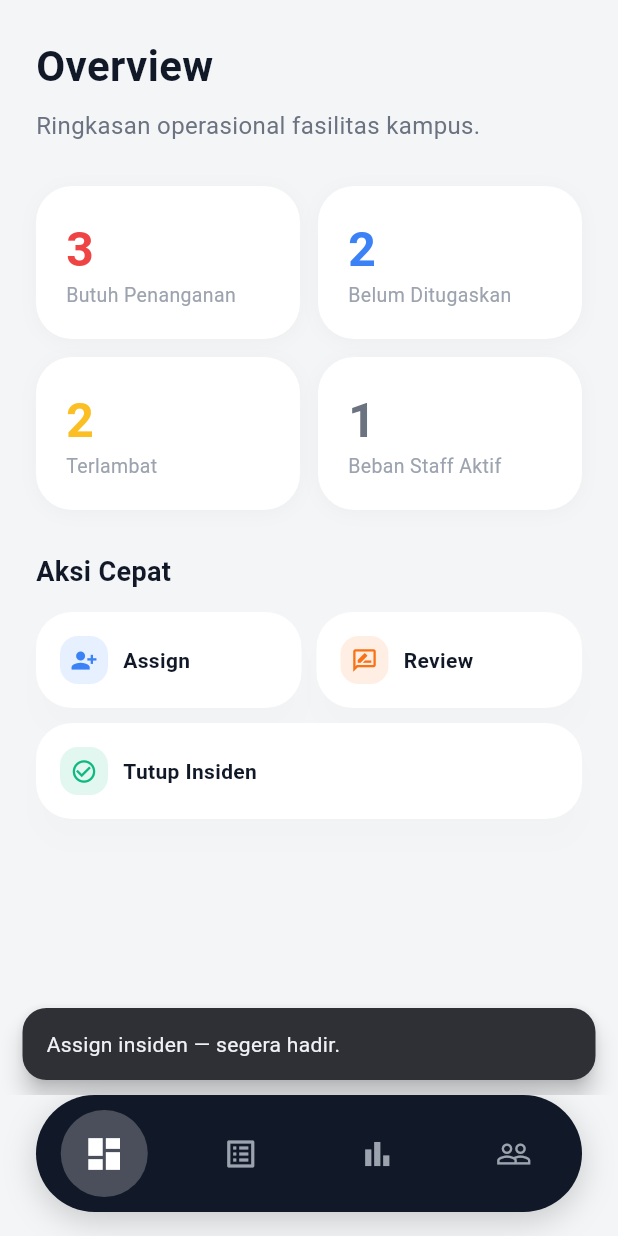
After one commit to Nyot-Nyot/civic_campus, a Flutter app: the AdminHomeScreen screen opened by its route, after a tap on "Assign", on a phone screen of 412 x 824 dp. The commit adds this screen. Run offline on Flutter 3.47's test engine with Material 3 defaults, Android fonts, the phone set to English and light mode, and no system bars.

Commit message:
Add Admin Home Screen; implement navigation and layout for admin features

```diff
--- a/lib/app.dart
+++ b/lib/app.dart
@@ -1,6 +1,7 @@
 import 'package:flutter/material.dart';
 
 import 'app_messenger.dart';
+import 'screens/admin_home_screen.dart';
 import 'screens/login_screen.dart';
 import 'screens/splash_screen.dart';
 import 'screens/staff_home_screen.dart';
@@ -23,6 +24,7 @@ class CivicCampusApp extends StatelessWidget {
         LoginScreen.routeName: (context) => const LoginScreen(),
         StudentHomeScreen.routeName: (context) => const StudentHomeScreen(),
         StaffHomeScreen.routeName: (context) => const StaffHomeScreen(),
+        AdminHomeScreen.routeName: (context) => const AdminHomeScreen(),
       },
     );
   }
--- /dev/null
+++ b/lib/screens/admin_home_screen.dart
@@ -0,0 +1,444 @@
+import 'package:flutter/material.dart';
+
+import '../data/models/incident.dart';
+import '../data/repositories/incident_repository.dart';
+
+class AdminHomeScreen extends StatefulWidget {
+  static const routeName = '/admin-home';
+
+  const AdminHomeScreen({super.key});
+
+  @override
+  State<AdminHomeScreen> createState() => _AdminHomeScreenState();
+}
+
+class _AdminHomeScreenState extends State<AdminHomeScreen> {
+  int _selectedIndex = 0;
+
+  static const _icons = <IconData>[
+    Icons.dashboard_outlined,
+    Icons.list_alt_outlined,
+    Icons.bar_chart_outlined,
+    Icons.people_outline,
+  ];
+
+  static const _selectedIcons = <IconData>[
+    Icons.dashboard,
+    Icons.list_alt,
+    Icons.bar_chart,
+    Icons.people,
+  ];
+
+  static const _labels = [
+    'Overview',
+    'Daftar Insiden',
+    'Beban Kerja Staff',
+    'Pengguna',
+  ];
+
+  @override
+  Widget build(BuildContext context) {
+    return Scaffold(
+      body: SafeArea(child: _buildBody(context)),
+      bottomNavigationBar: Padding(
+        padding: const EdgeInsets.fromLTRB(24, 0, 24, 16),
+        child: Material(
+          color: Colors.transparent,
+          child: Container(
+            height: 78,
+            decoration: BoxDecoration(
+              color: const Color(0xFF111827),
+              borderRadius: BorderRadius.circular(42),
+              boxShadow: const [
+                BoxShadow(
+                  color: Color.fromRGBO(0, 0, 0, 0.18),
+                  blurRadius: 18,
+                  offset: Offset(0, 6),
+                ),
+              ],
+            ),
+            child: Row(
+              mainAxisAlignment: MainAxisAlignment.spaceBetween,
+              children: List.generate(_icons.length, (index) {
+                final selected = _selectedIndex == index;
+                final icon = selected
+                    ? _selectedIcons[index]
+                    : _icons[index];
+                return Expanded(
+                  child: Tooltip(
+                    message: _labels[index],
+                    child: InkWell(
+                      borderRadius: BorderRadius.circular(34),
+                      onTap: () => setState(() => _selectedIndex = index),
+                      child: Padding(
+                        padding: const EdgeInsets.symmetric(vertical: 10),
+                        child: Semantics(
+                          label: _labels[index],
+                          button: true,
+                          selected: selected,
+                          child: Center(
+                            child: Container(
+                              width: selected ? 60 : 44,
+                              height: selected ? 60 : 44,
+                              decoration: selected
+                                  ? const BoxDecoration(
+                                      color: Colors.white24,
+                                      shape: BoxShape.circle,
+                                    )
+                                  : null,
+                              child: Icon(
+                                icon,
+                                color: selected
+                                    ? Colors.white
+                                    : const Color(0xFF9CA3AF),
+                                size: selected ? 28 : 24,
+                              ),
+                            ),
+                          ),
+                        ),
+                      ),
+                    ),
+                  ),
+                );
+              }),
+            ),
+          ),
+        ),
+      ),
+    );
+  }
+
+  Widget _buildBody(BuildContext context) {
+    switch (_selectedIndex) {
+      case 0: return const _OverviewTab();
+      case 1: return _placeholderTab('Daftar Insiden', Icons.list_alt_outlined);
+      case 2: return _placeholderTab('Beban Kerja Staff', Icons.bar_chart_outlined);
+      case 3: return _placeholderTab('Pengguna', Icons.people_outline);
+      default: return const SizedBox.shrink();
+    }
+  }
+
+  Widget _placeholderTab(String title, IconData icon) {
+    return Center(
+      child: Column(
+        mainAxisSize: MainAxisSize.min,
+        children: [
+          Icon(icon, size: 64, color: const Color(0xFFD1D5DB)),
+          const SizedBox(height: 16),
+          Text(
+            title,
+            style: const TextStyle(
+              fontSize: 20,
+              fontWeight: FontWeight.w600,
+              color: Color(0xFF9CA3AF),
+            ),
+          ),
+          const SizedBox(height: 8),
+          const Text(
+            'Segera hadir',
+            style: TextStyle(fontSize: 14, color: Color(0xFFD1D5DB)),
+          ),
+        ],
+      ),
+    );
+  }
+}
+
+// ---------------------------------------------------------------------------
+// Tab 0: Overview Dashboard
+// ---------------------------------------------------------------------------
+
+class _OverviewTab extends StatefulWidget {
+  const _OverviewTab();
+
+  @override
+  State<_OverviewTab> createState() => _OverviewTabState();
+}
+
+class _OverviewTabState extends State<_OverviewTab> {
+  final _repo = IncidentRepository();
+  bool _isLoading = true;
+
+  int _highPriorityCount = 0;
+  int _openCount = 0;
+  int _overdueCount = 0;
+  int _activeStaffCount = 0;
+
+  @override
+  void initState() {
+    super.initState();
+    _load();
+  }
+
+  Future<void> _load() async {
+    try {
+      final items = await _repo.getAll();
+      if (!mounted) return;
+      int high = 0, open = 0, overdue = 0;
+      final staff = <String>{};
+      for (final i in items) {
+        if (i.status == statusOpen) open++;
+        if (i.isOverdue()) overdue++;
+        if (i.priority == 'Tinggi' && i.status != statusClosed) high++;
+        if (i.assignedTo != null &&
+            i.status != statusResolved &&
+            i.status != statusClosed) {
+          staff.add(i.assignedTo!);
+        }
+      }
+      setState(() {
+        _highPriorityCount = high;
+        _openCount = open;
+        _overdueCount = overdue;
+        _activeStaffCount = staff.length;
+      });
+    } catch (e) {
+      debugPrint('_OverviewTab._load error: $e');
+    } finally {
+      if (mounted) setState(() => _isLoading = false);
+    }
+  }
+
+  @override
+  Widget build(BuildContext context) {
+    if (_isLoading) {
+      return const Center(child: CircularProgressIndicator());
+    }
+
+    return RefreshIndicator(
+      onRefresh: _load,
+      child: SingleChildScrollView(
+        physics: const AlwaysScrollableScrollPhysics(),
+        padding: const EdgeInsets.fromLTRB(24, 24, 24, 24),
+        child: Column(
+          crossAxisAlignment: CrossAxisAlignment.start,
+          children: [
+            const Text(
+              'Overview',
+              style: TextStyle(
+                fontSize: 28,
+                fontWeight: FontWeight.bold,
+                color: Color(0xFF111827),
+              ),
+            ),
+            const SizedBox(height: 8),
+            const Text(
+              'Ringkasan operasional fasilitas kampus.',
+              style: TextStyle(
+                color: Color(0xFF6B7280),
+                fontSize: 16,
+                height: 1.5,
+              ),
+            ),
+            const SizedBox(height: 28),
+
+            // Metric cards — 2×2 grid
+            IntrinsicHeight(
+              child: Row(
+                children: [
+                  Expanded(child: _MetricCard(
+                    label: 'Butuh Penanganan',
+                    value: '$_highPriorityCount',
+                    valueColor: const Color(0xFFEF4444),
+                  )),
+                  const SizedBox(width: 12),
+                  Expanded(child: _MetricCard(
+                    label: 'Belum Ditugaskan',
+                    value: '$_openCount',
+                    valueColor: const Color(0xFF3B82F6),
+                  )),
+                ],
+              ),
+            ),
+            const SizedBox(height: 12),
+            IntrinsicHeight(
+              child: Row(
+                children: [
+                  Expanded(child: _MetricCard(
+                    label: 'Terlambat',
+                    value: '$_overdueCount',
+                    valueColor: const Color(0xFFFBBF24),
+                  )),
+                  const SizedBox(width: 12),
+                  Expanded(child: _MetricCard(
+                    label: 'Beban Staff Aktif',
+                    value: '$_activeStaffCount',
+                    valueColor: const Color(0xFF6B7280),
+                  )),
+                ],
+              ),
+            ),
+            const SizedBox(height: 28),
+
+            // Quick action cards
+            const Text(
+              'Aksi Cepat',
+              style: TextStyle(
+                fontSize: 18,
+                fontWeight: FontWeight.w600,
+                color: Color(0xFF111827),
+              ),
+            ),
+            const SizedBox(height: 14),
+            Row(
+              children: [
+                Expanded(
+                  child: _QuickActionCard(
+                    label: 'Assign',
+                    icon: Icons.person_add_alt_1,
+                    color: const Color(0xFF3B82F6),
+                    onTap: () => _showComingSoon('Assign insiden'),
+                  ),
+                ),
+                const SizedBox(width: 10),
+                Expanded(
+                  child: _QuickActionCard(
+                    label: 'Review',
+                    icon: Icons.rate_review_outlined,
+                    color: const Color(0xFFF97316),
+                    onTap: () => _showComingSoon('Review insiden'),
+                  ),
+                ),
+              ],
+            ),
+            const SizedBox(height: 10),
+            _QuickActionCard(
+              label: 'Tutup Insiden',
+              icon: Icons.check_circle_outline,
+              color: const Color(0xFF10B981),
+              onTap: () => _showComingSoon('Tutup insiden'),
+            ),
+          ],
+        ),
+      ),
+    );
+  }
+
+  void _showComingSoon(String feature) {
+    ScaffoldMessenger.of(context).showSnackBar(
+      SnackBar(
+        content: Text('$feature — segera hadir.'),
+        behavior: SnackBarBehavior.floating,
+        shape: RoundedRectangleBorder(borderRadius: BorderRadius.circular(16)),
+      ),
+    );
+  }
+}
+
+// ---------------------------------------------------------------------------
+// Metric Card — clean white card with large number + small label
+// ---------------------------------------------------------------------------
+
+class _MetricCard extends StatelessWidget {
+  final String label;
+  final String value;
+  final Color valueColor;
+
+  const _MetricCard({
+    required this.label,
+    required this.value,
+    required this.valueColor,
+  });
+
+  @override
+  Widget build(BuildContext context) {
+    return Container(
+      padding: const EdgeInsets.fromLTRB(20, 24, 20, 20),
+      decoration: BoxDecoration(
+        color: Colors.white,
+        borderRadius: BorderRadius.circular(24),
+        boxShadow: const [
+          BoxShadow(
+            color: Color.fromRGBO(0, 0, 0, 0.03),
+            blurRadius: 10,
+            offset: Offset(0, 2),
+          ),
+        ],
+      ),
+      child: Column(
+        crossAxisAlignment: CrossAxisAlignment.start,
+        children: [
+          Text(
+            value,
+            style: TextStyle(
+              fontSize: 32,
+              fontWeight: FontWeight.bold,
+              color: valueColor,
+              height: 1.1,
+            ),
+          ),
+          const SizedBox(height: 4),
+          Text(
+            label,
+            style: const TextStyle(
+              fontSize: 13,
+              color: Color(0xFF9CA3AF),
+            ),
+          ),
+        ],
+      ),
+    );
+  }
+}
+
+// ---------------------------------------------------------------------------
+// Quick Action Card
+// ---------------------------------------------------------------------------
+
+class _QuickActionCard extends StatelessWidget {
+  final String label;
+  final IconData icon;
+  final Color color;
+  final VoidCallback onTap;
+
+  const _QuickActionCard({
+    required this.label,
+    required this.icon,
+    required this.color,
+    required this.onTap,
+  });
+
+  @override
+  Widget build(BuildContext context) {
+    return Card(
+      margin: EdgeInsets.zero,
+      shape: RoundedRectangleBorder(
+        borderRadius: BorderRadius.circular(24),
+      ),
+      child: InkWell(
+        borderRadius: BorderRadius.circular(24),
+        onTap: onTap,
+        child: Padding(
+          padding: const EdgeInsets.symmetric(horizontal: 16, vertical: 16),
+          child: Row(
+            children: [
+              Container(
+                width: 32,
+                height: 32,
+                decoration: BoxDecoration(
+                  color: color.withValues(alpha: 0.12),
+                  borderRadius: BorderRadius.circular(12),
+                ),
+                child: Icon(icon, color: color, size: 18),
+              ),
+              const SizedBox(width: 10),
+              Expanded(
+                child: Text(
+                  label,
+                  style: const TextStyle(
+                    fontSize: 14,
+                    fontWeight: FontWeight.w600,
+                    color: Color(0xFF111827),
+                  ),
+                  maxLines: 1,
+                  softWrap: false,
+                  overflow: TextOverflow.ellipsis,
+                ),
+              ),
+            ],
+          ),
+        ),
+      ),
+    );
+  }
+}
--- a/lib/screens/login_screen.dart
+++ b/lib/screens/login_screen.dart
@@ -1,4 +1,5 @@
 import 'package:civic_campus/app_messenger.dart';
+import 'package:civic_campus/screens/admin_home_screen.dart';
 import 'package:civic_campus/screens/staff_home_screen.dart';
 import 'package:civic_campus/screens/student_home_screen.dart';
 import 'package:civic_campus/theme/app_theme.dart';
@@ -244,6 +245,7 @@ class _RoleButton extends StatelessWidget {
       case 'Staff':
         navigator.pushReplacementNamed(StaffHomeScreen.routeName);
       case 'Facility Admin':
+        navigator.pushReplacementNamed(AdminHomeScreen.routeName);
       case 'Super Admin':
         ScaffoldMessenger.of(context).showSnackBar(
           SnackBar(content: Text('Login cepat $label — mockup dummy.')),
```
Also changed, not shown: 1 other file.
